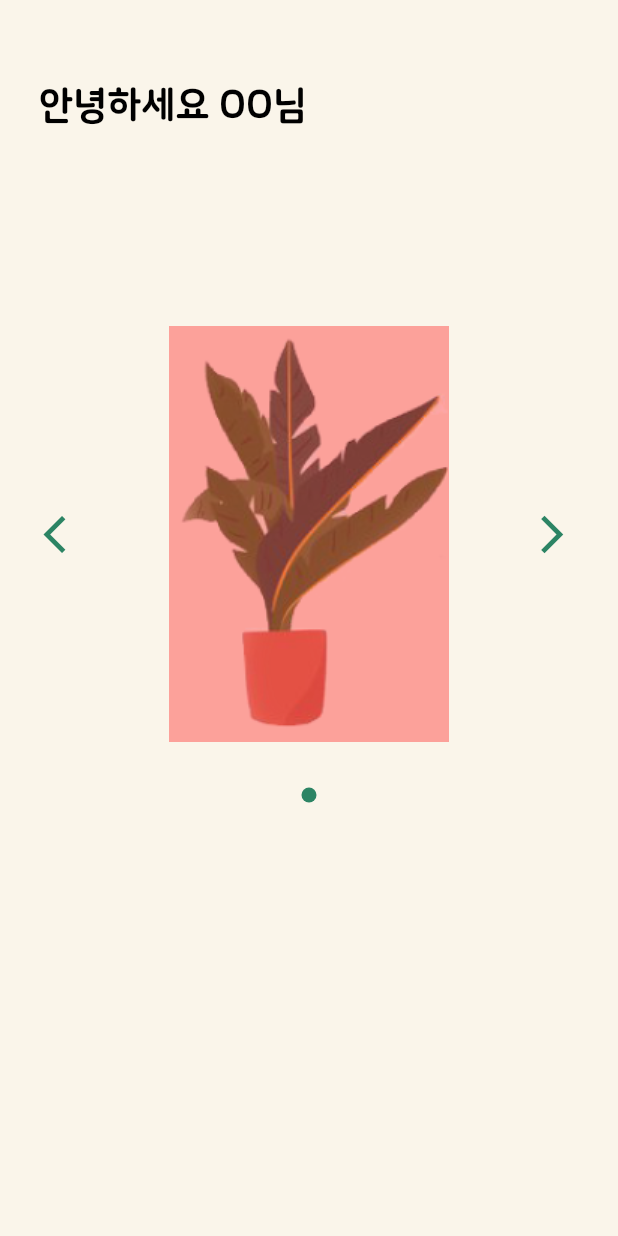
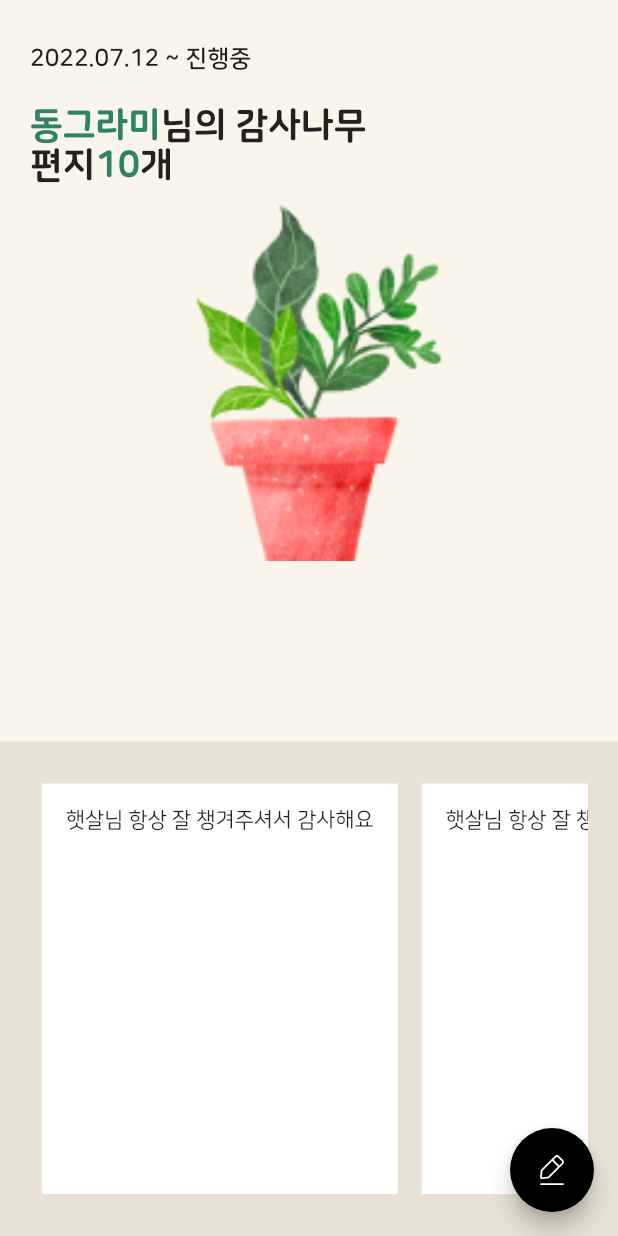
Before and after one commit to okskmk2/fill-my-heart, a Flutter app: the HomePage screen opened directly, on a phone screen of 412 x 824 dp. Run offline on Flutter 3.47's test engine with Material 2 defaults, Android fonts, the phone set to English and light mode, and no system bars; our stand-ins replace cloud_firestore, firebase_auth, firebase_core, firebase_storage, flutter_svg, flutter_swiper; accounts and stored records are empty.

Commit message:
home_page_layout

```diff
--- a/lib/pages/home_page.dart
+++ b/lib/pages/home_page.dart
@@ -1,6 +1,9 @@
 import 'package:flutter/material.dart';
+import 'package:flutter_svg/svg.dart';
 import 'package:flutter_swiper/flutter_swiper.dart';
 import 'package:thank_tree/common/styles.dart';
+
+import '../layout/main_screen.dart';
 
 final List<String> imgList = ['assets/icons/dd 1.png'];
 
@@ -18,41 +21,155 @@ class _HomePageState extends State<HomePage> {
   @override
   Widget build(BuildContext context) {
     return Scaffold(
-      body: Padding(
-        padding: const EdgeInsets.all(16.0),
+      body: Column(
+        children: [
+          Expanded(
+            flex: 3,
             child: Column(
-          crossAxisAlignment: CrossAxisAlignment.start,
               children: [
                 Container(
+                  padding: EdgeInsets.only(top: 30, left: 20),
                   width: double.infinity,
-              height: 100,
-              margin: EdgeInsets.only(top: 40, left: 10),
+                  height: 50,
                   child: Text(
-                softWrap: true,
-                textAlign: TextAlign.left,
-                "안녕하세요 OO님",
-                style: Theme.of(context).textTheme.headline1,
+                    '2022.07.12 ~ 진행중',
+                    style: TextStyle(
+                      color: CustomStyles.textColor,
+                      fontSize: 16,
+                      fontWeight: FontWeight.bold,
                     ),
                   ),
-            Container(
-              height: 400,
-              padding: EdgeInsets.all(8),
-              child: Swiper(
-                loop: false,
-                control: SwiperControl(),
-                pagination: SwiperPagination(),
-                itemCount: imgList.length,
-                itemBuilder: (BuildContext context, int index) {
-                  return Image.asset(imgList[index]);
-                },
+                ),
+                Padding(
+                  padding: const EdgeInsets.only(top: 20, left: 20),
+                  child: Column(children: [
+                    Row(
+                      children: [
+                        Text(
+                          '동그라미',
+                          style: TextStyle(
+                              fontSize: 24,
+                              fontWeight: FontWeight.w800,
+                              color: CustomStyles.primaryColor),
+                        ),
+                        Text(
+                          '님의 감사나무',
+                          style: TextStyle(
+                            fontSize: 24,
+                            fontWeight: FontWeight.w800,
                           ),
                         )
                       ],
                     ),
+                    Column(
+                      children: [
+                        Row(
+                          children: [
+                            Text(
+                              '편지',
+                              style: TextStyle(
+                                fontSize: 24,
+                                fontWeight: FontWeight.w800,
+                              ),
+                            ),
+                            Text(
+                              '10',
+                              style: TextStyle(
+                                  fontSize: 24,
+                                  fontWeight: FontWeight.w800,
+                                  color: CustomStyles.primaryColor),
+                            ),
+                            Text(
+                              '개',
+                              style: TextStyle(
+                                fontSize: 24,
+                                fontWeight: FontWeight.w800,
+                              ),
+                            ),
+                          ],
+                        ),
+                      ],
+                    ),
+                  ]),
+                ),
+                Container(
+                  // padding: EdgeInsets.symmetric(horizontal: 100, vertical: 20),
+                  child: Column(
+                    crossAxisAlignment: CrossAxisAlignment.center,
+                    children: [
+                      Image.asset(
+                        'assets/icons/vase1.png',
+                        height: 250,
+                        fit: BoxFit.cover,
+                      ),
+                    ],
+                  ),
+                ),
+              ],
+            ),
+          ),
+          Expanded(
+            flex: 2,
+            child: Container(
+                padding: EdgeInsets.all(20),
+                color: Color(0xffE9E1D3),
+                child: ListView(
+                  scrollDirection: Axis.horizontal,
+                  children: [0, 1, 2, 3, 4, 5]
+                      .map(
+                        (i) => Container(
+                          padding: EdgeInsets.all(8),
+                          height: 184,
+                          child: Container(
+                            padding: EdgeInsets.all(16),
+                            color: Colors.white,
+                            child: Column(
+                              children: [
+                                Text("햇살님 항상 잘 챙겨주셔서 감사해요"),
+                              ],
+                            ),
+                          ),
+                        ),
+                      )
+                      .toList(),
+                )
+
+                /*GridView.builder(
+                  gridDelegate: SliverGridDelegateWithFixedCrossAxisCount(
+                      crossAxisCount: 2,
+                      crossAxisSpacing: 10,
+                      mainAxisSpacing: 10),
+                  itemCount: 4,
+                  itemBuilder: (context, index) => Container(
+                    height: 184,
+                    color: Colors.amber,
+                    child: Container(
+                      padding: EdgeInsets.all(16),
+                      color: Colors.white,
+                      child: Column(
+                        children: [
+                          Text("햇살님 항상 잘 챙겨주셔서 감사해요"),
+                        ],
+                      ),
+                    ),
+                  ),
+                ),*/
+                ),
+          )
+        ],
+      ),
+      floatingActionButton: FloatingActionButton(
+        onPressed: () {
+          print("1");
+          Navigator.push(
+            context,
+            MaterialPageRoute(
+                builder: (context) => MainScreen(selectedIndex: 1)),
+          );
+        },
+        backgroundColor: Colors.black,
+        child: SvgPicture.asset('assets/icons/card_edit.svg'),
       ),
     );
   }
 }
-
-//page view
-//acrouselController
```
Lines whose indentation alone changed are shown as unchanged.
